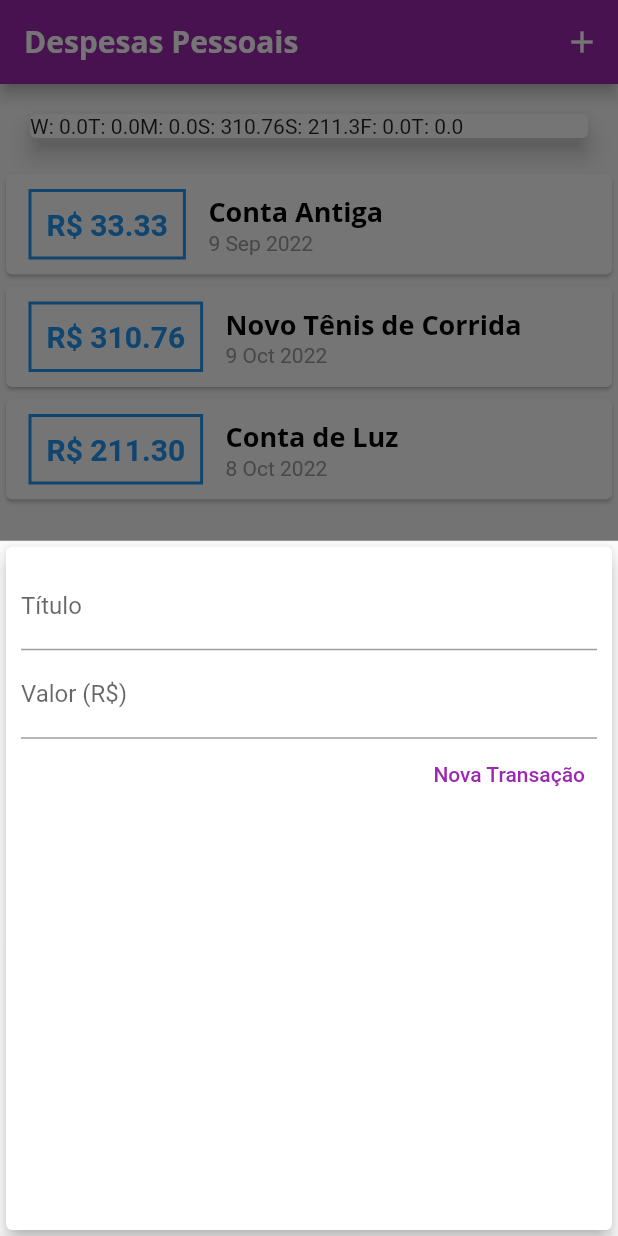
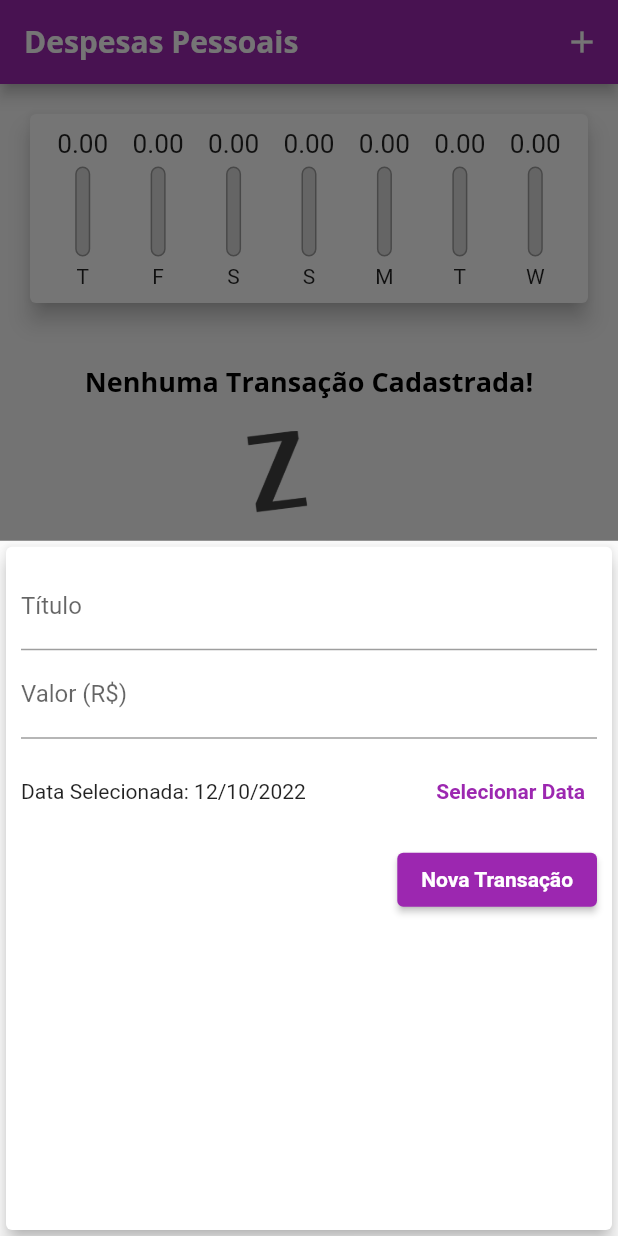
Before and after one commit to felipeggarcia/despesas-pessoais, a Flutter app: the screen it shows after launch, after a tap on the "add" icon, on a phone screen of 412 x 824 dp. Run offline on Flutter 3.47's test engine with Material 2 defaults, Android fonts, the phone set to English and light mode, and no system bars.

Commit message:
finalização do app

```diff
--- a/lib/components/chart.dart
+++ b/lib/components/chart.dart
@@ -1,6 +1,7 @@
 import 'package:flutter/material.dart';
 import 'package:intl/intl.dart';
 import '../models/transaction.dart';
+import 'chart_bar.dart';
 
 class Chart extends StatelessWidget {
   final List<Transaction> recentTransaction;
@@ -29,19 +30,37 @@ class Chart extends StatelessWidget {
         'day': DateFormat.E().format(weekDay)[0],
         'value': totalSum,
       };
+    }).reversed.toList();
+  }
+
+  double get _weekTotalValue {
+    return groupedTransactions.fold(0.0, (sum, tr) {
+      return sum + (tr['value'] as double);
     });
   }
 
   @override
   Widget build(BuildContext context) {
-    groupedTransactions;
     return Card(
       elevation: 6,
       margin: const EdgeInsets.all(20),
-      child: Row(
-        children: groupedTransactions.map((tr) {
-          return Text('${tr['day']}: ${tr['value']}');
-        }).toList(),
+      child: Padding(
+        padding: const EdgeInsets.all(10),
+        child: Row(
+          mainAxisAlignment: MainAxisAlignment.spaceAround,
+          children: groupedTransactions.map((tr) {
+            return Flexible(
+              fit: FlexFit.tight,
+              child: ChartBar(
+                label: tr['day'] as String,
+                value: tr['value'] as double,
+                percentage: _weekTotalValue == 0
+                    ? 0
+                    : (tr['value'] as double) / _weekTotalValue,
+              ),
+            );
+          }).toList(),
+        ),
       ),
     );
   }
--- a/lib/components/chart_bar.dart
+++ b/lib/components/chart_bar.dart
@@ -1,12 +1,59 @@
-import 'package:flutter/cupertino.dart';
-import 'package:flutter/src/foundation/key.dart';
-import 'package:flutter/src/widgets/framework.dart';
+import 'package:flutter/material.dart';
 
 class ChartBar extends StatelessWidget {
-  const ChartBar({Key? key}) : super(key: key);
+  final String? label;
+  final double? value;
+  final double? percentage;
+
+  const ChartBar({
+    this.label,
+    this.value,
+    this.percentage,
+    Key? key,
+  }) : super(key: key);
 
   @override
   Widget build(BuildContext context) {
-    return Container();
+    return Column(
+      children: [
+        SizedBox(
+          height: 20,
+          child: FittedBox(
+            child: Text('${value!.toStringAsFixed(2)}'),
+          ),
+        ),
+        const SizedBox(height: 5),
+        SizedBox(
+          height: 60,
+          width: 10,
+          child: Stack(
+            alignment: Alignment.bottomCenter,
+            children: <Widget>[
+              Container(
+                decoration: BoxDecoration(
+                  border: Border.all(
+                    color: Colors.grey,
+                    width: 1.0,
+                  ),
+                  color: const Color.fromRGBO(220, 220, 220, 1),
+                  borderRadius: BorderRadius.circular(5),
+                ),
+              ),
+              FractionallySizedBox(
+                heightFactor: percentage,
+                child: Container(
+                  decoration: BoxDecoration(
+                    color: Theme.of(context).colorScheme.primary,
+                    borderRadius: BorderRadius.circular(5),
+                  ),
+                ),
+              ),
+            ],
+          ),
+        ),
+        const SizedBox(height: 5),
+        Text(label!),
+      ],
+    );
   }
 }
--- a/lib/components/transaction_form.dart
+++ b/lib/components/transaction_form.dart
@@ -1,7 +1,8 @@
 import 'package:flutter/material.dart';
+import 'package:intl/intl.dart';
 
 class TransactionForm extends StatefulWidget {
-  final void Function(String, double) onSubmit;
+  final void Function(String, double, DateTime) onSubmit;
 
   const TransactionForm(this.onSubmit, {Key? key}) : super(key: key);
 
@@ -10,19 +11,36 @@ class TransactionForm extends StatefulWidget {
 }
 
 class _TransactionFormState extends State<TransactionForm> {
-  final titleController = TextEditingController();
-
-  final valueController = TextEditingController();
+  final _titleController = TextEditingController();
+  final _valueController = TextEditingController();
+  DateTime? _selectedDate = DateTime.now();
 
   _submitForm() {
-    final title = titleController.text;
-    final value = double.tryParse(valueController.text) ?? 0;
+    final title = _titleController.text;
+    final value = double.tryParse(_valueController.text) ?? 0;
 
-    if (title.isEmpty || value <= 0) {
+    if (title.isEmpty || value <= 0 || _selectedDate == null) {
       return;
     }
 
-    widget.onSubmit(title, value);
+    widget.onSubmit(title, value, _selectedDate!);
+  }
+
+  _showDatePicker() {
+    showDatePicker(
+      context: context,
+      initialDate: DateTime.now(),
+      firstDate: DateTime(2019),
+      lastDate: DateTime.now(),
+    ).then((pickedDate) {
+      if (pickedDate == null) {
+        return;
+      }
+
+      setState(() {
+        _selectedDate = pickedDate;
+      });
+    });
   }
 
   @override
@@ -34,14 +52,14 @@ class _TransactionFormState extends State<TransactionForm> {
         child: Column(
           children: [
             TextField(
-              controller: titleController,
+              controller: _titleController,
               onSubmitted: (_) => _submitForm(),
               decoration: const InputDecoration(
                 labelText: 'Título',
               ),
             ),
             TextField(
-              controller: valueController,
+              controller: _valueController,
               keyboardType:
                   const TextInputType.numberWithOptions(decimal: true),
               onSubmitted: (_) => _submitForm(),
@@ -49,18 +67,41 @@ class _TransactionFormState extends State<TransactionForm> {
                 labelText: 'Valor (R\$)',
               ),
             ),
+            SizedBox(
+              height: 70,
+              child: Row(
+                children: <Widget>[
+                  Expanded(
+                    child: Text(
+                      _selectedDate == null
+                          ? 'Nenhuma data selecionada!'
+                          : 'Data Selecionada: ${DateFormat('dd/MM/y').format(_selectedDate!)}',
+                    ),
+                  ),
+                  TextButton(
+                    child: const Text(
+                      'Selecionar Data',
+                      style: TextStyle(
+                        fontWeight: FontWeight.bold,
+                      ),
+                    ),
+                    onPressed: _showDatePicker,
+                  )
+                ],
+              ),
+            ),
             Row(
               mainAxisAlignment: MainAxisAlignment.end,
               children: <Widget>[
-                TextButton(
-                  child: const Text(
+                ElevatedButton(
+                  child: Text(
                     'Nova Transação',
                     style: TextStyle(
-                      color: Colors.purple,
+                      color: Theme.of(context).textTheme.button?.color,
                     ),
                   ),
                   onPressed: _submitForm,
-                )
+                ),
               ],
             ),
           ],
--- a/lib/components/transaction_list.dart
+++ b/lib/components/transaction_list.dart
@@ -4,33 +4,31 @@ import 'package:intl/intl.dart';
 
 class TransactionList extends StatelessWidget {
   final List<Transaction> transactions;
+  final void Function(String) onRemove;
 
-  const TransactionList(this.transactions, {Key? key}) : super(key: key);
+  const TransactionList(this.transactions, this.onRemove, {Key? key})
+      : super(key: key);
 
   @override
   Widget build(BuildContext context) {
     return SizedBox(
-      height: 700,
+      height: 430,
       child: transactions.isEmpty
           ? Column(
-              children: <Widget>[
-                SizedBox(
-                  height: 20,
-                ),
+              children: [
+                const SizedBox(height: 20),
                 Text(
-                  'Nenhuma Transação Cadastrada',
+                  'Nenhuma Transação Cadastrada!',
                   style: Theme.of(context).textTheme.headline6,
                 ),
+                const SizedBox(height: 20),
                 SizedBox(
-                  height: 20,
-                ),
-                Container(
-                  width: 200,
+                  height: 200,
                   child: Image.asset(
                     'assets/images/waiting.png',
                     fit: BoxFit.cover,
                   ),
-                )
+                ),
               ],
             )
           : ListView.builder(
@@ -38,49 +36,39 @@ class TransactionList extends StatelessWidget {
               itemBuilder: (ctx, index) {
                 final tr = transactions[index];
                 return Card(
-                  child: Row(
-                    children: [
-                      Container(
+                  elevation: 5,
                   margin: const EdgeInsets.symmetric(
-                          horizontal: 15,
-                          vertical: 10,
+                    vertical: 8,
+                    horizontal: 5,
                   ),
-                        decoration: BoxDecoration(
-                          border: Border.all(
-                            color: Theme.of(context).primaryColor,
-                            width: 2,
-                          ),
-                        ),
-                        padding: const EdgeInsets.all(10),
+                  child: ListTile(
+                    leading: CircleAvatar(
+                      backgroundColor: Colors.purple,
+                      radius: 30,
+                      child: Padding(
+                        padding: const EdgeInsets.all(6),
+                        child: FittedBox(
                           child: Text(
-                          'R\$ ${tr.value.toStringAsFixed(2)}',
-                          style: TextStyle(
-                            fontWeight: FontWeight.bold,
-                            fontSize: 20,
-                            color: Theme.of(context).primaryColor,
+                            'R\$${tr.value}',
+                            style: const TextStyle(
+                              color: Colors.white,
                             ),
                           ),
                         ),
-                      Column(
-                        crossAxisAlignment: CrossAxisAlignment.start,
-                        children: [
-                          Text(
+                      ),
+                    ),
+                    title: Text(
                       tr.title,
                       style: Theme.of(context).textTheme.headline6,
-                            // style: const TextStyle(
-                            //   fontSize: 16,
-                            //   fontWeight: FontWeight.bold,
-                            // ),
                     ),
-                          Text(
+                    subtitle: Text(
                       DateFormat('d MMM y').format(tr.date),
-                            style: const TextStyle(
-                              color: Colors.grey,
                     ),
+                    trailing: IconButton(
+                      icon: const Icon(Icons.delete),
+                      color: Theme.of(context).errorColor,
+                      onPressed: () => onRemove(tr.id),
                     ),
-                        ],
-                      ),
-                    ],
                   ),
                 );
               },
--- a/lib/main.dart
+++ b/lib/main.dart
@@ -1,5 +1,3 @@
-import 'dart:ffi';
-
 import 'package:flutter/material.dart';
 import 'dart:math';
 import 'components/transaction_form.dart';
@@ -20,7 +18,7 @@ class ExpensesApp extends StatelessWidget {
       theme: tema.copyWith(
         colorScheme: tema.colorScheme.copyWith(
           primary: Colors.purple,
-          secondary: Colors.amber,
+          secondary: Color.fromARGB(255, 7, 48, 255),
         ),
         textTheme: tema.textTheme.copyWith(
           headline6: const TextStyle(
@@ -28,6 +26,10 @@ class ExpensesApp extends StatelessWidget {
             fontSize: 18,
             fontWeight: FontWeight.bold,
             color: Colors.black,
+          ),
+          button: const TextStyle(
+            color: Colors.white,
+            fontWeight: FontWeight.bold,
           ),
         ),
         appBarTheme: const AppBarTheme(
@@ -50,26 +52,8 @@ class MyHomePage extends StatefulWidget {
 }
 
 class _MyHomePageState extends State<MyHomePage> {
-  final List<Transaction> _transactions = [
-    Transaction(
-      id: 't0',
-      title: 'Conta Antiga',
-      value: 33.33,
-      date: DateTime.now().subtract(const Duration(days: 33)),
-    ),
-    Transaction(
-      id: 't1',
-      title: 'Novo Tênis de Corrida',
-      value: 310.76,
-      date: DateTime.now().subtract(const Duration(days: 3)),
-    ),
-    Transaction(
-      id: 't2',
-      title: 'Conta de Luz',
-      value: 211.30,
-      date: DateTime.now().subtract(const Duration(days: 4)),
-    ),
-  ];
+  final List<Transaction> _transactions = [];
+
   List<Transaction> get _recentTransactions {
     return _transactions.where((tr) {
       return tr.date.isAfter(DateTime.now().subtract(
@@ -78,12 +62,12 @@ class _MyHomePageState extends State<MyHomePage> {
     }).toList();
   }
 
-  _addTransaction(String title, double value) {
+  _addTransaction(String title, double value, DateTime date) {
     final newTransaction = Transaction(
       id: Random().nextDouble().toString(),
       title: title,
       value: value,
-      date: DateTime.now(),
+      date: date,
     );
 
     setState(() {
@@ -91,6 +75,12 @@ class _MyHomePageState extends State<MyHomePage> {
     });
 
     Navigator.of(context).pop();
+  }
+
+  _removeTransaction(String id) {
+    setState(() {
+      _transactions.removeWhere((tr) => tr.id == id);
+    });
   }
 
   _openTransactionFormModal(BuildContext context) {
@@ -118,8 +108,8 @@ class _MyHomePageState extends State<MyHomePage> {
         child: Column(
           crossAxisAlignment: CrossAxisAlignment.stretch,
           children: [
-            Chart( _recentTransactions),
-            TransactionList(_transactions),
+            Chart(_recentTransactions),
+            TransactionList(_transactions, _removeTransaction),
           ],
         ),
       ),
```
Also changed, not shown: 3 other files. Lines whose indentation alone changed are shown as unchanged.
